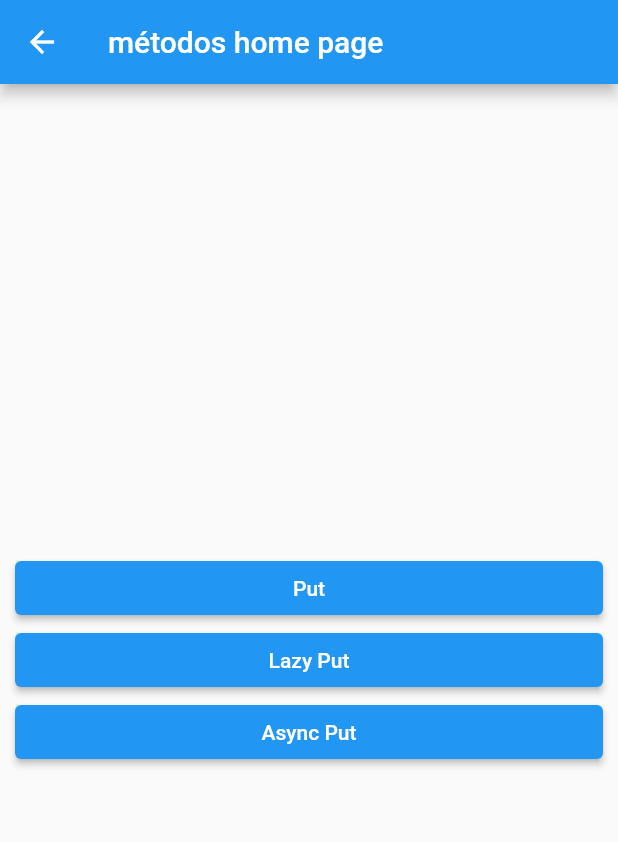
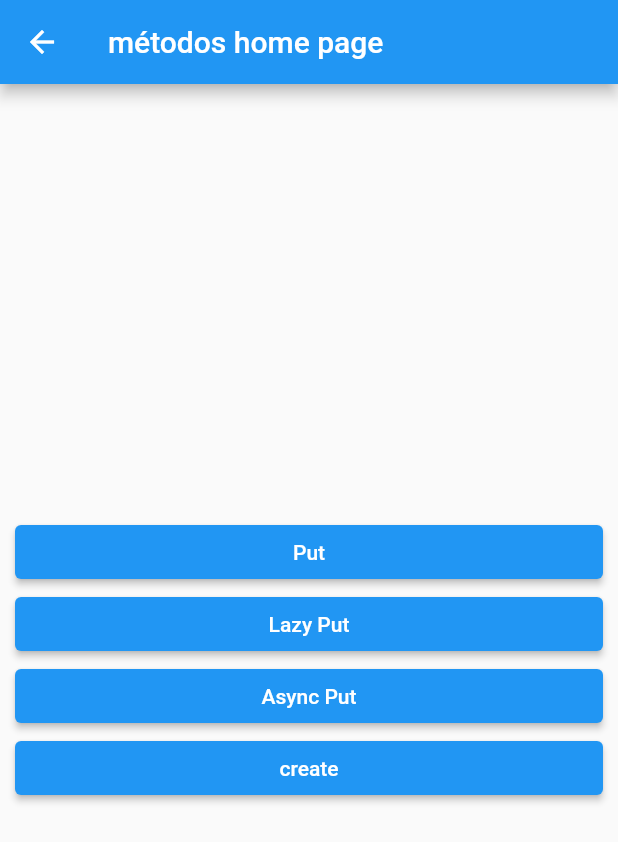
Before and after one commit to FilipeH14/get_dependencies, a Flutter app: the screen it shows after launch, after a tap on "Métodos", on a phone screen of 412 x 824 dp. Shown: the top 842 px of the screen. Run offline on Flutter 3.47's test engine with Material 2 defaults, Android fonts, the phone set to English and light mode, and no system bars; our stand-ins replace get, shared_preferences.

Commit message:
getx create

```diff
--- a/lib/main.dart
+++ b/lib/main.dart
@@ -2,6 +2,7 @@ import 'package:flutter/material.dart';
 import 'package:get/get.dart';
 import 'package:get_depedencias/page/basico/basico_home_page.dart';
 import 'package:get_depedencias/page/home_page.dart';
+import 'package:get_depedencias/page/metodos/create/create_home_page.dart';
 import 'package:get_depedencias/page/metodos/lazyPut/lazy_put_page.dart';
 import 'package:get_depedencias/page/metodos/metodos_home_page.dart';
 import 'package:get_depedencias/page/metodos/put/put_page.dart';
@@ -43,6 +44,10 @@ class MyApp extends StatelessWidget {
               name: '/async-put',
               page: () => PutAsyncPage(),
             ),
+            GetPage(
+              name: '/create',
+              page: () => CreateHomePage(),
+            ),
           ],
         ),
       ],
--- a/lib/page/metodos/metodos_home_page.dart
+++ b/lib/page/metodos/metodos_home_page.dart
@@ -26,6 +26,10 @@ class MetodosHomePage extends StatelessWidget {
                 child: const Text('Async Put'),
                 onPressed: () => Navigator.of(context).pushNamed('/metodos/async-put'),
               ),
+              ElevatedButton(
+                child: const Text('create'),
+                onPressed: () => Navigator.of(context).pushNamed('/metodos/create'),
+              ),
             ],
           ),
         ),
```
Also changed, not shown: lib/page/metodos/create/create_controller.dart (added, +9 -0 lines), lib/page/metodos/create/create_home_page.dart (added, +43 -0 lines).
